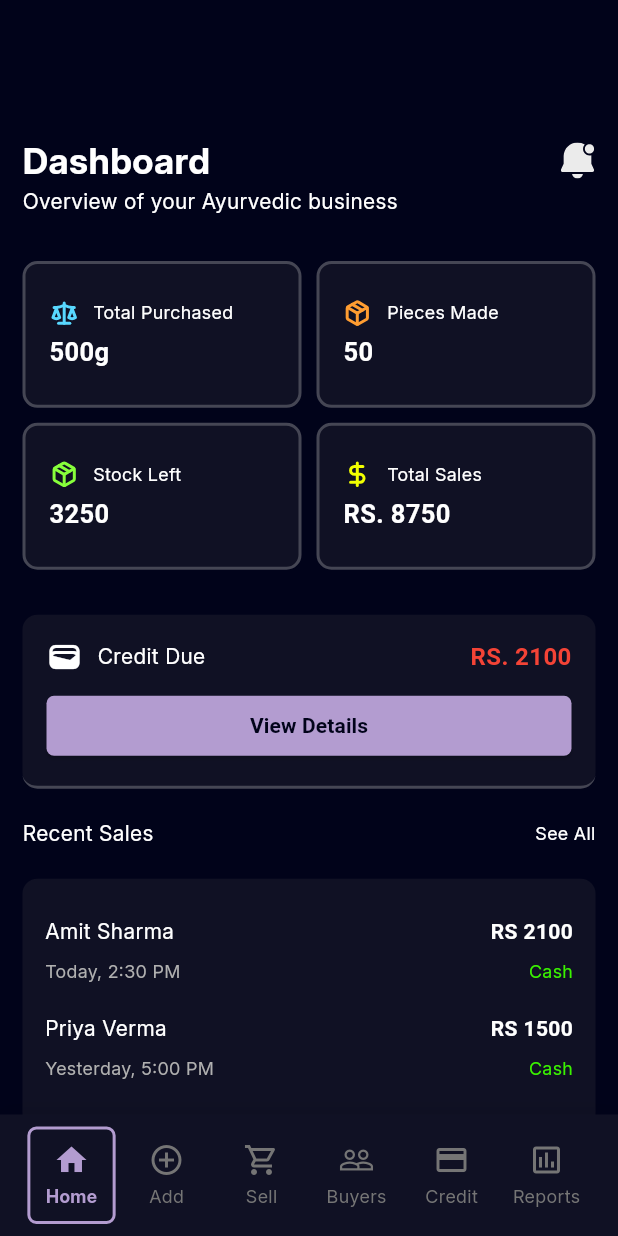
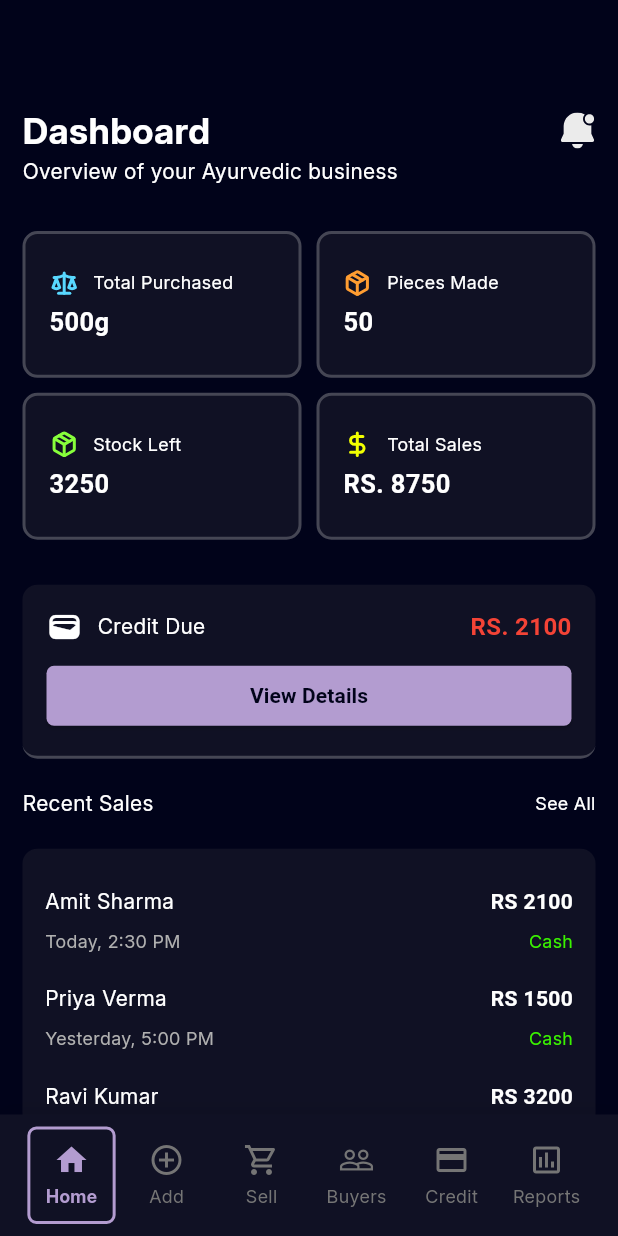
Before and after one commit to jayawardhanadskp/Invo, a Flutter app: the screen it shows after launch, on a phone screen of 412 x 824 dp. Run offline on Flutter 3.47's test engine with Material 3 defaults, Android fonts, the phone set to English and light mode, and no system bars; our stand-ins replace bloc, dio, firebase_auth, firebase_core, flutter_bloc, flutter_svg and 1 more; accounts and stored records are empty; Roboto replaces fonts that are missing (Inter_Bold).

Commit message:
home main pages

```diff
--- a/lib/pages/home_page.dart
+++ b/lib/pages/home_page.dart
@@ -11,7 +11,6 @@ class HomePage extends StatefulWidget {
 }
 
 class _HomePageState extends State<HomePage> {
-
   final List<Map<String, String>> sampleSales = [
     {
       'customerName': 'Amit Sharma',
@@ -32,7 +31,6 @@ class _HomePageState extends State<HomePage> {
       'paymentMethod': 'Card',
     },
   ];
-
 
   @override
   Widget build(BuildContext context) {
@@ -67,7 +65,7 @@ class _HomePageState extends State<HomePage> {
 
               //   },
               // ),
-              const SizedBox(height: 80),
+              const SizedBox(height: 60),
               Row(
                 mainAxisAlignment: MainAxisAlignment.spaceBetween,
                 children: [
@@ -189,7 +187,10 @@ class _HomePageState extends State<HomePage> {
                             horizontal: 20,
                             vertical: 10,
                           ),
-                          fixedSize: Size(MediaQuery.of(context).size.width, 40),
+                          fixedSize: Size(
+                            MediaQuery.of(context).size.width,
+                            40,
+                          ),
                         ),
                         child: Text(
                           'View Details',
@@ -247,7 +248,8 @@ class _HomePageState extends State<HomePage> {
                             dateTime: sale['dateTime']!,
                             paymentMethod: sale['paymentMethod']!,
                           );
-                      },),
+                        },
+                      ),
                     ),
                   ],
                 ),
--- a/lib/pages/main_page.dart
+++ b/lib/pages/main_page.dart
@@ -1,5 +1,7 @@
 import 'package:flutter/material.dart';
+import 'package:invo/pages/add_new_batch_page.dart';
 import 'package:invo/pages/home_page.dart';
+import 'package:invo/pages/sell_piece_page.dart';
 
 class MainPage extends StatefulWidget {
   @override
@@ -11,8 +13,8 @@ class _MainPageState extends State<MainPage> {
 
   final List<Widget> _pages = [
     HomePage(),
-    Center(child: Text('Add Page', style: TextStyle(fontSize: 24))),
-    Center(child: Text('Sell Page', style: TextStyle(fontSize: 24))),
+    AddNewBatchPage(),
+    SellPiecePage(),
     Center(child: Text('Buyers Page', style: TextStyle(fontSize: 24))),
     Center(child: Text('Credit Page', style: TextStyle(fontSize: 24))),
     Center(child: Text('Reports Page', style: TextStyle(fontSize: 24))),
```
Lines whose indentation alone changed are shown as unchanged.
